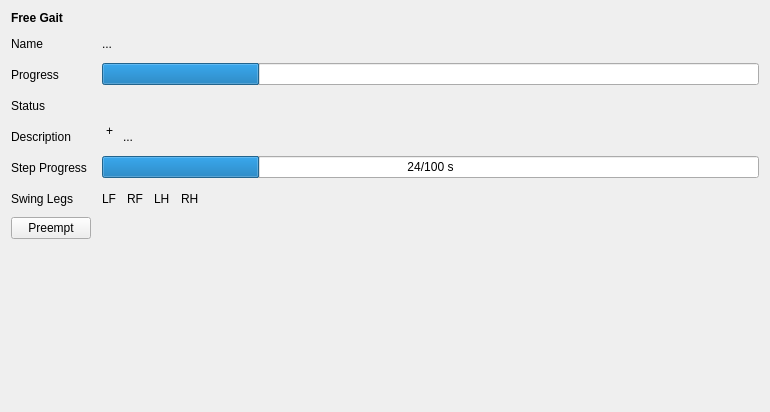
Qt form rqt_free_gait/resource/FreeGaitPlugin.ui (leggedrobotics/free_gait) before a commit.
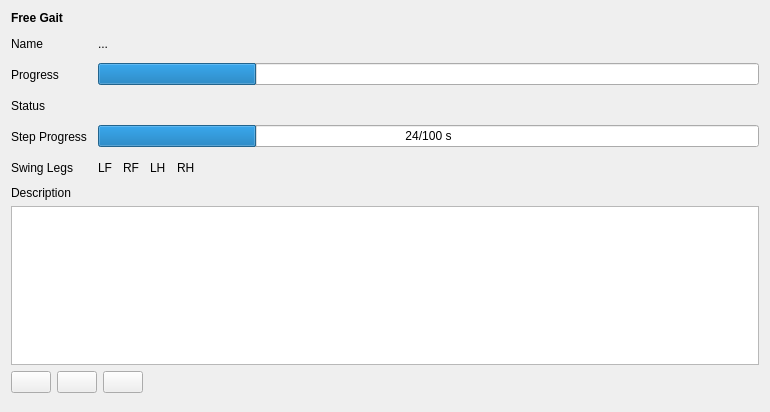
The same form after that commit. Icons and pictures are not drawn.

Commit message: [rqt_free_gait] gui changes

The edit to the form file:
```diff
--- a/rqt_free_gait/resource/FreeGaitPlugin.ui
+++ b/rqt_free_gait/resource/FreeGaitPlugin.ui
@@ -39,8 +39,8 @@
        </property>
       </widget>
      </item>
-     <item row="4" column="2">
-      <widget class="QProgressBar" name="progressBar_step">
+     <item row="3" column="2">
+      <widget class="QProgressBar" name="progressBarStep">
        <property name="value">
         <number>24</number>
        </property>
@@ -49,7 +49,7 @@
        </property>
       </widget>
      </item>
-     <item row="4" column="0">
+     <item row="3" column="0">
       <widget class="QLabel" name="label_6">
        <property name="minimumSize">
         <size>
@@ -95,7 +95,7 @@
        </property>
       </widget>
      </item>
-     <item row="5" column="0">
+     <item row="4" column="0">
       <widget class="QLabel" name="label_8">
        <property name="minimumSize">
         <size>
@@ -150,7 +150,7 @@
        </property>
       </spacer>
      </item>
-     <item row="5" column="2">
+     <item row="4" column="2">
       <layout class="QHBoxLayout" name="horizontalLayout">
        <item>
         <widget class="QLabel" name="label_LF">
@@ -243,84 +243,70 @@
        </item>
       </layout>
      </item>
-     <item row="6" column="0">
-      <widget class="QPushButton" name="pushButton_preempt">
-       <property name="sizePolicy">
-        <sizepolicy hsizetype="Minimum" vsizetype="Fixed">
-         <horstretch>0</horstretch>
-         <verstretch>0</verstretch>
-        </sizepolicy>
+     <item row="2" column="2">
+      <widget class="QLabel" name="labelStatus">
+       <property name="text">
+        <string/>
        </property>
+      </widget>
+     </item>
+    </layout>
+   </item>
+   <item>
+    <widget class="QLabel" name="label_7">
+     <property name="text">
+      <string>Description</string>
+     </property>
+    </widget>
+   </item>
+   <item>
+    <widget class="QPlainTextEdit" name="plainTextEditDescription">
+     <property name="readOnly">
+      <bool>true</bool>
+     </property>
+    </widget>
+   </item>
+   <item>
+    <layout class="QHBoxLayout" name="horizontalLayout_3">
+     <item>
+      <widget class="QPushButton" name="pushButtonPlay">
        <property name="text">
-        <string>Preempt</string>
+        <string/>
        </property>
       </widget>
      </item>
-     <item row="3" column="2">
-      <layout class="QHBoxLayout" name="horizontalLayout_2">
-       <item>
-        <widget class="QLabel" name="label_extend_text">
-         <property name="sizePolicy">
-          <sizepolicy hsizetype="Fixed" vsizetype="Preferred">
-           <horstretch>0</horstretch>
-           <verstretch>0</verstretch>
-          </sizepolicy>
-         </property>
-         <property name="minimumSize">
-          <size>
-           <width>15</width>
-           <height>0</height>
-          </size>
-         </property>
-         <property name="text">
-          <string>+</string>
-         </property>
-         <property name="alignment">
-          <set>Qt::AlignHCenter|Qt::AlignTop</set>
-         </property>
-        </widget>
-       </item>
-       <item>
-        <widget class="QLabel" name="label_description">
-         <property name="text">
-          <string>...</string>
-         </property>
-         <property name="wordWrap">
-          <bool>false</bool>
-         </property>
-        </widget>
-       </item>
-      </layout>
+     <item>
+      <widget class="QPushButton" name="pushButtonPause">
+       <property name="text">
+        <string/>
+       </property>
+       <property name="icon">
+        <iconset theme="stock_media-pause"/>
+       </property>
+      </widget>
      </item>
-     <item row="3" column="0">
-      <layout class="QVBoxLayout" name="verticalLayout_2">
-       <item>
-        <widget class="QLabel" name="label_5">
-         <property name="minimumSize">
-          <size>
-           <width>0</width>
-           <height>25</height>
-          </size>
-         </property>
-         <property name="text">
-          <string>Description</string>
-         </property>
-        </widget>
-       </item>
-       <item>
-        <spacer name="verticalSpacer_2">
-         <property name="orientation">
-          <enum>Qt::Vertical</enum>
-         </property>
-         <property name="sizeHint" stdset="0">
-          <size>
-           <width>5</width>
-           <height>0</height>
-          </size>
-         </property>
-        </spacer>
-       </item>
-      </layout>
+     <item>
+      <widget class="QPushButton" name="pushButtonStop">
+       <property name="text">
+        <string/>
+       </property>
+       <property name="icon">
+        <iconset theme="stock_media-stop"/>
+       </property>
+      </widget>
+     </item>
+     <item>
+      <spacer name="horizontalSpacer_6">
+       <property name="orientation">
+        <enum>Qt::Horizontal</enum>
+       </property>
+       <property name="sizeHint" stdset="0">
+        <size>
+         <width>40</width>
+         <height>20</height>
+        </size>
+       </property>
+      </spacer>
      </item>
     </layout>
    </item>
```
Left out of the diff: 22 changed lines with no effect on the pictures. The commit also changes 2 other files.
